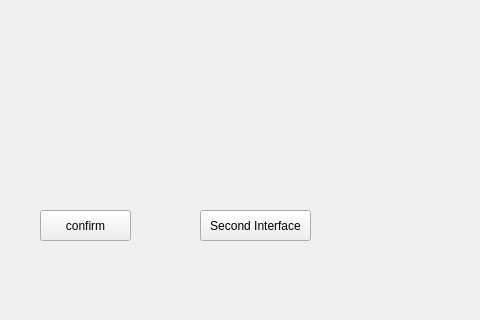
Above: src/mainwindow.ui from hsBoyz/MiniLockSync before the change; both pictures show x 0 to 480 and y 280 to 600 of the 800 by 600 pixel window. Below: the same form after it.
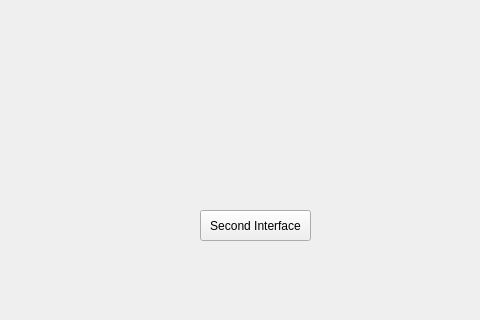
That is the form after the change.

Diff of the .ui file:
```diff
--- a/src/mainwindow.ui
+++ b/src/mainwindow.ui
@@ -14,19 +14,6 @@
    <string>MainWindow</string>
   </property>
   <widget class="QWidget" name="centralWidget">
-   <widget class="QPushButton" name="pushConfirm">
-    <property name="geometry">
-     <rect>
-      <x>40</x>
-      <y>490</y>
-      <width>91</width>
-      <height>31</height>
-     </rect>
-    </property>
-    <property name="text">
-     <string>confirm</string>
-    </property>
-   </widget>
    <widget class="QPushButton" name="pushSecondInterface">
     <property name="geometry">
      <rect>
```
